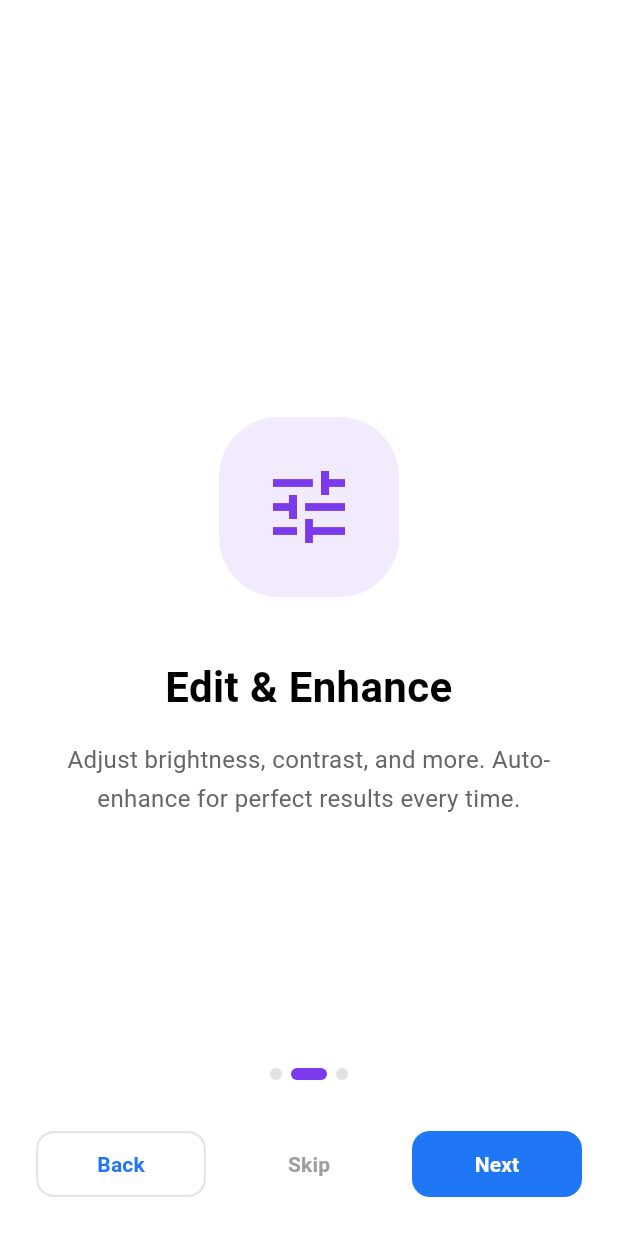
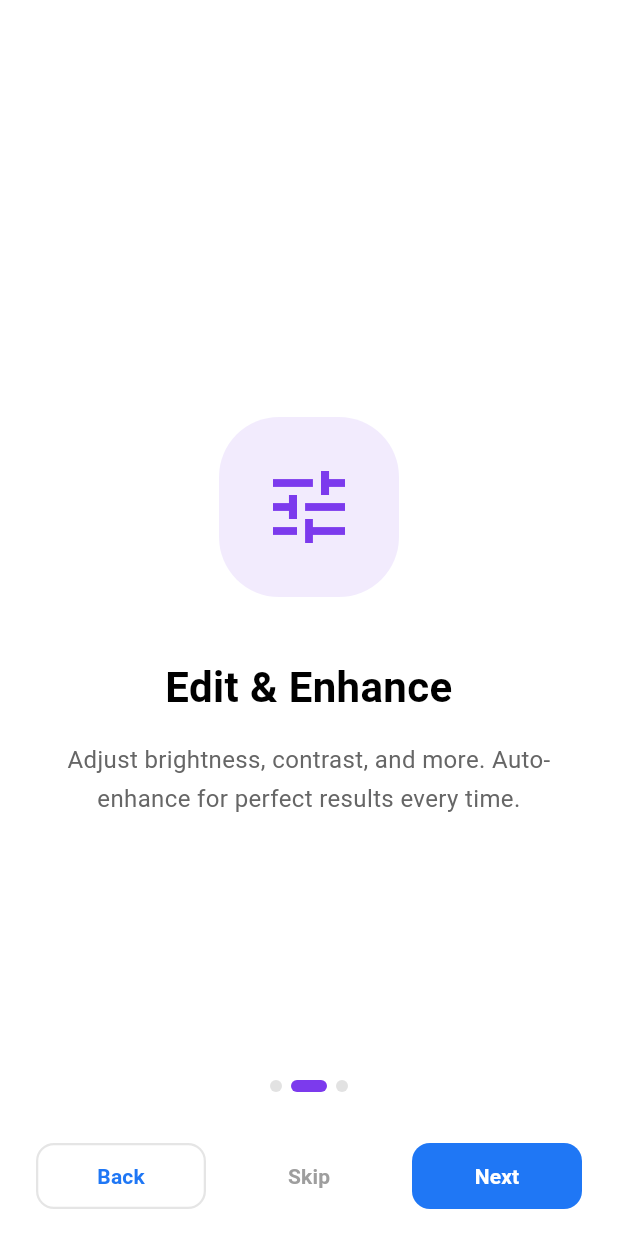
Before and after one commit to razwanul1407/scanapp, a Flutter app: the screen it shows after launch, swiped to page 2, on a phone screen of 412 x 824 dp. Run offline on Flutter 3.47's test engine with Material 3 defaults, Android fonts, the phone set to English and light mode, and no system bars; drawn by our look-alikes of smooth_page_indicator, upgrader; our stand-ins replace go_router, permission_handler, printing, share_plus, shared_preferences, sqflite; missing offline and left inert: cunning_document_scanner, mobile_scanner; accounts and stored records are empty.

Commit message:
fix the bottom issue

```diff
--- a/lib/screens/onboarding_screen.dart
+++ b/lib/screens/onboarding_screen.dart
@@ -203,11 +203,11 @@ class _OnboardingScreenState extends State<OnboardingScreen> {
 
           // Bottom Controls
           Positioned(
-            bottom: 0,
+            bottom: MediaQuery.of(context).padding.bottom + 16,
             left: 0,
             right: 0,
             child: Container(
-              padding: const EdgeInsets.all(24),
+              padding: const EdgeInsets.symmetric(horizontal: 24),
               child: Column(
                 children: [
                   // Page Indicator
--- a/pubspec.yaml
+++ b/pubspec.yaml
@@ -16,7 +16,7 @@ publish_to: "none" # Remove this line if you wish to publish to pub.dev
 # https://developer.apple.com/library/archive/documentation/General/Reference/InfoPlistKeyReference/Articles/CoreFoundationKeys.html
 # In Windows, build-name is used as the major, minor, and patch parts
 # of the product and file versions while build-number is used as the build suffix.
-version: 1.0.1+2
+version: 1.0.2+3
 
 environment:
   sdk: ^3.5.2
```
Also changed, not shown: lib/main.dart (+9 -0 lines).
